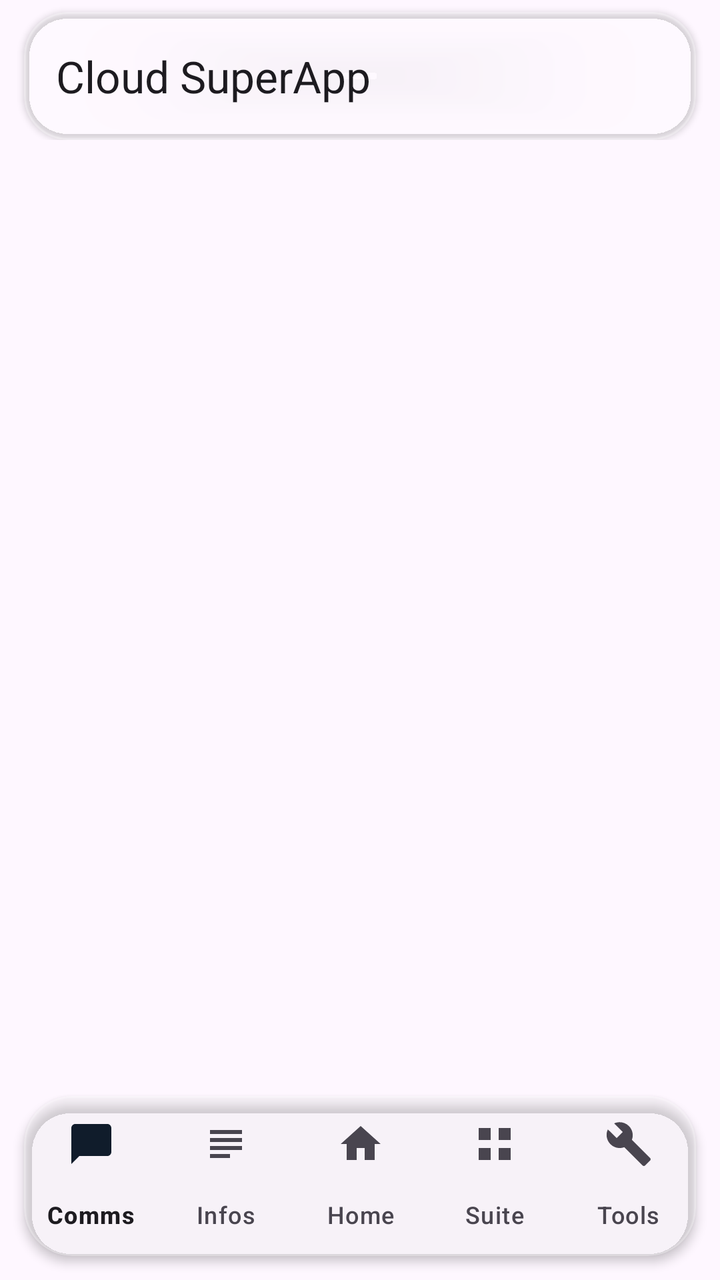
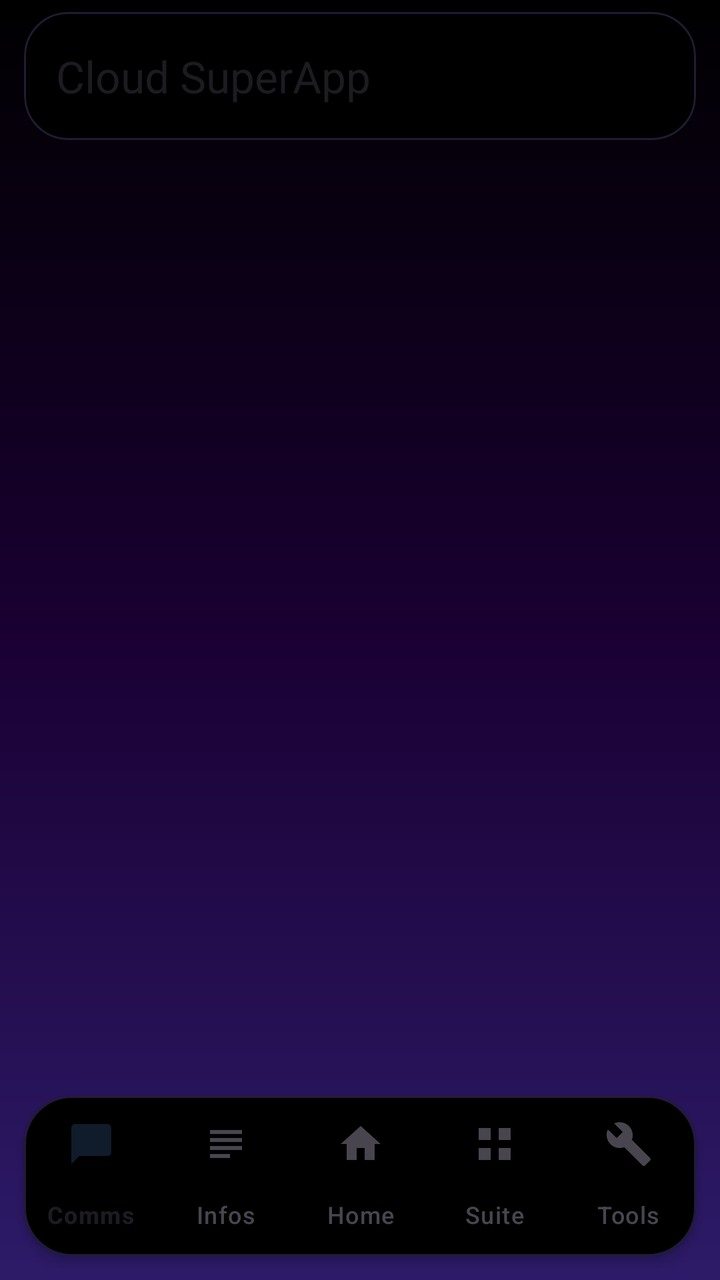

Screens rendered from an Android XML layout before and after an edit, with the pre-edit source and the edit as a unified diff.
<!-- AndroidManifest.xml: application theme Theme.Superapp -->
<!-- res/layout/activity_main.xml -->
<?xml version="1.0" encoding="utf-8"?>
<androidx.drawerlayout.widget.DrawerLayout
    xmlns:android="http://schemas.android.com/apk/res/android"
    xmlns:app="http://schemas.android.com/apk/res-auto"
    xmlns:tools="http://schemas.android.com/tools"
    android:id="@+id/drawer_layout"
    android:layout_width="match_parent"
    android:layout_height="match_parent"
    android:fitsSystemWindows="true"
    tools:openDrawer="start">

    <androidx.coordinatorlayout.widget.CoordinatorLayout
        android:layout_width="match_parent"
        android:layout_height="match_parent">

        
        <com.google.android.material.appbar.AppBarLayout
            android:id="@+id/app_bar"
            android:layout_width="match_parent"
            android:layout_height="wrap_content"
            android:background="@android:color/transparent"
            android:fitsSystemWindows="true"
            app:liftOnScroll="false">

            
            <com.google.android.material.card.MaterialCardView
                android:id="@+id/toolbar_island"
                android:layout_width="match_parent"
                android:layout_height="wrap_content"
                android:layout_marginStart="12dp"
                android:layout_marginEnd="12dp"
                android:layout_marginTop="6dp"
                app:cardCornerRadius="22dp"
                app:cardElevation="2dp"
                app:cardBackgroundColor="@color/glass_bg"
                app:strokeWidth="1dp"
                app:strokeColor="@color/glass_border">

                <com.google.android.material.appbar.MaterialToolbar
                    android:id="@+id/toolbar"
                    android:layout_width="match_parent"
                    android:layout_height="?attr/actionBarSize"
                    android:background="@android:color/transparent"
                    app:titleCentered="false"
                    app:titleTextAppearance="?attr/textAppearanceTitleLarge"
                    app:title="@string/app_name" />

            </com.google.android.material.card.MaterialCardView>
        </com.google.android.material.appbar.AppBarLayout>

        
        <androidx.fragment.app.FragmentContainerView
            android:id="@+id/fragment_container"
            android:layout_width="match_parent"
            android:layout_height="match_parent"
            android:layout_marginBottom="96dp"
            app:layout_behavior="@string/appbar_scrolling_view_behavior" />

        
        <com.google.android.material.card.MaterialCardView
            android:id="@+id/bottom_nav_island"
            android:layout_width="match_parent"
            android:layout_height="wrap_content"
            android:layout_gravity="bottom"
            android:layout_marginStart="12dp"
            android:layout_marginEnd="12dp"
            android:layout_marginBottom="12dp"
            app:cardCornerRadius="24dp"
            app:cardElevation="3dp"
            app:cardBackgroundColor="@color/glass_bg"
            app:strokeWidth="1dp"
            app:strokeColor="@color/glass_border">

            <com.google.android.material.bottomnavigation.BottomNavigationView
                android:id="@+id/bottom_nav"
                android:layout_width="match_parent"
                android:layout_height="wrap_content"
                android:background="@android:color/transparent"
                app:labelVisibilityMode="labeled"
                app:menu="@menu/bottom_nav" />

        </com.google.android.material.card.MaterialCardView>
    </androidx.coordinatorlayout.widget.CoordinatorLayout>

    
    <include layout="@layout/view_drawer_panel" />

</androidx.drawerlayout.widget.DrawerLayout>
<!-- res/layout/view_drawer_panel.xml (included above) -->
<?xml version="1.0" encoding="utf-8"?>
<LinearLayout xmlns:android="http://schemas.android.com/apk/res/android"
    xmlns:app="http://schemas.android.com/apk/res-auto"
    android:id="@+id/drawer_panel"
    android:layout_width="280dp"
    android:layout_height="match_parent"
    android:layout_gravity="start"
    android:background="?attr/colorSurface"
    android:fitsSystemWindows="true"
    android:orientation="vertical">

    <com.google.android.material.tabs.TabLayout
        android:id="@+id/drawer_tabs"
        android:layout_width="match_parent"
        android:layout_height="wrap_content"
        app:tabGravity="fill"
        app:tabMode="fixed" />

    
    <com.google.android.material.tabs.TabLayout
        android:id="@+id/drawer_page_tabs"
        android:layout_width="match_parent"
        android:layout_height="wrap_content"
        android:background="?attr/colorSurfaceVariant"
        android:visibility="gone"
        app:tabMode="scrollable"
        app:tabContentStart="8dp"
        app:tabPaddingStart="12dp"
        app:tabPaddingEnd="12dp"
        app:tabTextAppearance="?attr/textAppearanceLabelMedium" />

    <androidx.fragment.app.FragmentContainerView
        android:id="@+id/drawer_content"
        android:layout_width="match_parent"
        android:layout_height="0dp"
        android:layout_weight="1" />
</LinearLayout>
<!-- resources referenced by this layout -->
<resources>
  <color name="glass_bg">#33FFFFFF</color>
  <color name="glass_border">#2EFFFFFF</color>
  <string name="app_name">Cloud SuperApp</string>
  <style name="Theme.Superapp" parent="Theme.Material3.DayNight.NoActionBar">
          
          <item name="colorPrimary">@color/cloud_primary</item>
          <item name="colorOnPrimary">@color/cloud_on_primary</item>
          <item name="colorPrimaryContainer">@color/cloud_primary_container</item>
          <item name="colorOnPrimaryContainer">@color/cloud_on_primary_container</item>
          <item name="colorSecondary">@color/cloud_secondary</item>
          <item name="colorSecondaryContainer">@color/cloud_secondary_container</item>
          <item name="colorOnSecondaryContainer">@color/cloud_on_secondary_container</item>
          <item name="colorTertiary">@color/cloud_tertiary</item>
          <item name="colorTertiaryContainer">@color/cloud_tertiary_container</item>
  
          
          <item name="android:statusBarColor" tools:targetApi="lollipop">@android:color/transparent</item>
          <item name="android:navigationBarColor" tools:targetApi="lollipop">@android:color/transparent</item>
          <item name="android:windowDrawsSystemBarBackgrounds" tools:targetApi="lollipop">true</item>
          <item name="android:windowLightStatusBar" tools:targetApi="m">true</item>
          <item name="android:windowLightNavigationBar" tools:targetApi="o_mr1">true</item>
          <item name="android:enforceStatusBarContrast" tools:targetApi="q">false</item>
          <item name="android:enforceNavigationBarContrast" tools:targetApi="q">false</item>
  
          
          <item name="bottomNavigationStyle">@style/Widget.CloudSuperApp.BottomNavigationView</item>
      </style>
  <color name="cloud_primary">#FF1565C0</color>
  <color name="cloud_on_primary">#FFFFFFFF</color>
  <color name="cloud_primary_container">#FFD0E4FF</color>
  <color name="cloud_on_primary_container">#FF001D36</color>
  <color name="cloud_secondary">#FF535F70</color>
  <color name="cloud_secondary_container">#FFD7E3F7</color>
  <color name="cloud_on_secondary_container">#FF101C2B</color>
  <color name="cloud_tertiary">#FF6B5778</color>
  <color name="cloud_tertiary_container">#FFF3DAFF</color>
  <style name="Widget.CloudSuperApp.BottomNavigationView" parent="Widget.Material3.BottomNavigationView">
          <item name="itemActiveIndicatorStyle">@style/Widget.CloudSuperApp.BottomNavigationView.ActiveIndicator</item>
      </style>
  <style name="Widget.CloudSuperApp.BottomNavigationView.ActiveIndicator" parent="Widget.Material3.BottomNavigationView.ActiveIndicator">
          <item name="android:color">@color/cloud_primary_container</item>
      </style>
</resources>

<!-- the commit's change to res/layout/activity_main.xml (unified diff, before → after) -->
@@ -11,7 +11,8 @@
 
     <androidx.coordinatorlayout.widget.CoordinatorLayout
         android:layout_width="match_parent"
-        android:layout_height="match_parent">
+        android:layout_height="match_parent"
+        android:background="@drawable/bg_gradient_black_purple">
 
         
         <com.google.android.material.appbar.AppBarLayout
<!-- resource entries referenced after the edit -->
@@ -1,7 +1,18 @@
 <!-- resources referenced by this layout -->
 <resources>
-  <color name="glass_bg">#33FFFFFF</color>
-  <color name="glass_border">#2EFFFFFF</color>
+  <color name="glass_bg">#FF000000</color>
+  <color name="glass_border">#33A78BFA</color>
+  <!-- drawable bg_gradient_black_purple (drawable) -->
+  <?xml version="1.0" encoding="utf-8"?>
+  <shape xmlns:android="http://schemas.android.com/apk/res/android"
+      android:shape="rectangle">
+      <gradient
+          android:type="linear"
+          android:angle="270"
+          android:startColor="#FF000000"
+          android:centerColor="#FF1A0033"
+          android:endColor="#FF2D1B69" />
+  </shape>
   <string name="app_name">Cloud SuperApp</string>
   <style name="Theme.Superapp" parent="Theme.Material3.DayNight.NoActionBar">
           
@@ -16,11 +27,15 @@
           <item name="colorTertiaryContainer">@color/cloud_tertiary_container</item>
   
           
+          <item name="android:windowBackground">@drawable/bg_gradient_black_purple</item>
+          <item name="android:colorBackground">#FF000000</item>
+  
+          
           <item name="android:statusBarColor" tools:targetApi="lollipop">@android:color/transparent</item>
           <item name="android:navigationBarColor" tools:targetApi="lollipop">@android:color/transparent</item>
           <item name="android:windowDrawsSystemBarBackgrounds" tools:targetApi="lollipop">true</item>
-          <item name="android:windowLightStatusBar" tools:targetApi="m">true</item>
-          <item name="android:windowLightNavigationBar" tools:targetApi="o_mr1">true</item>
+          <item name="android:windowLightStatusBar" tools:targetApi="m">false</item>
+          <item name="android:windowLightNavigationBar" tools:targetApi="o_mr1">false</item>
           <item name="android:enforceStatusBarContrast" tools:targetApi="q">false</item>
           <item name="android:enforceNavigationBarContrast" tools:targetApi="q">false</item>
   
